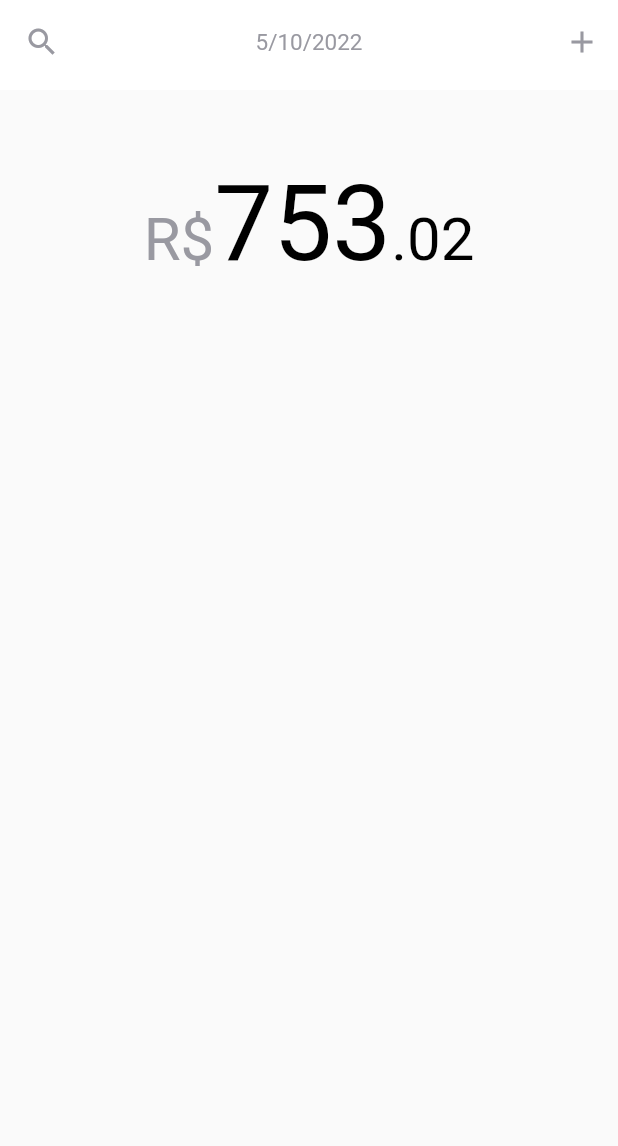
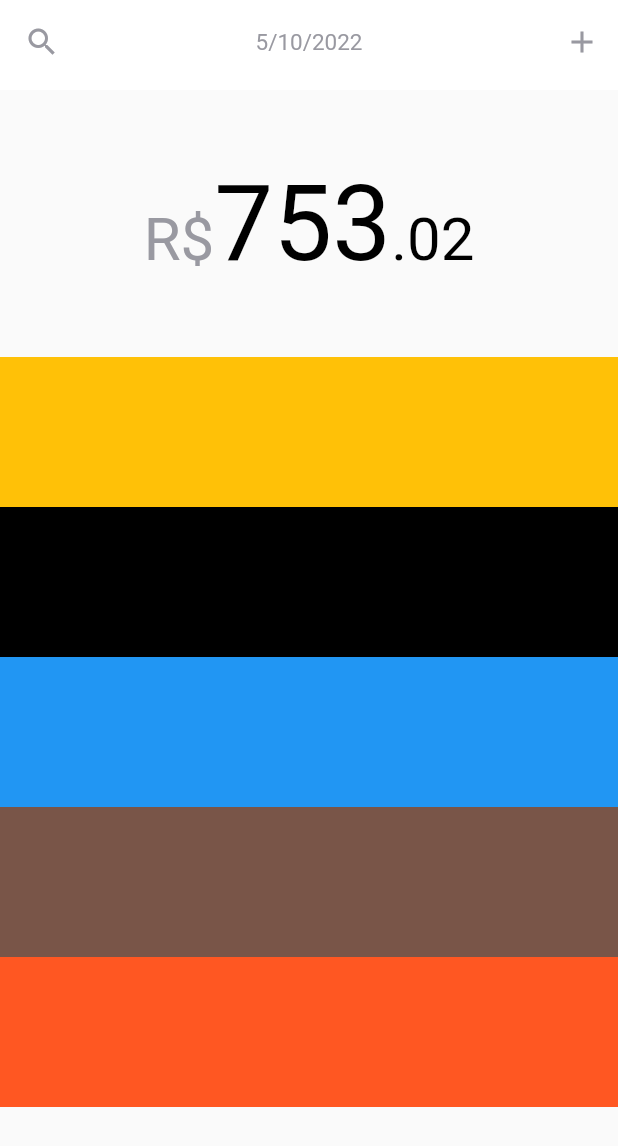
Before and after one commit to lutzzdias/Shacker, a Flutter app: the screen it shows after launch, on a phone screen of 412 x 824 dp. Shown: the top 1146 px of the screen. Run offline on Flutter 3.47's test engine with Material 2 defaults, Android fonts, the phone set to English and light mode, and no system bars; our stand-ins replace google_fonts.

Commit message:
Create example listview for operations later

```diff
--- a/lib/src/presentation/home_screen.dart
+++ b/lib/src/presentation/home_screen.dart
@@ -23,7 +23,8 @@ class HomeScreen extends StatelessWidget {
             onPressed: () => null,
           ),
         ),
-        body: Column(
+        body: SingleChildScrollView(
+          child: Column(
             crossAxisAlignment: CrossAxisAlignment.center,
             mainAxisAlignment: MainAxisAlignment.start,
             children: [
@@ -32,8 +33,39 @@ class HomeScreen extends StatelessWidget {
                 balance: 753.02,
               ),
               gapH48,
-            Expanded(child: ListView())
+              ListView(
+                physics: const NeverScrollableScrollPhysics(),
+                shrinkWrap: true,
+                children: [
+                  Container(
+                    color: Colors.amber,
+                    width: double.infinity,
+                    height: 100,
+                  ),
+                  Container(
+                    color: Colors.black,
+                    width: double.infinity,
+                    height: 100,
+                  ),
+                  Container(
+                    color: Colors.blue,
+                    width: double.infinity,
+                    height: 100,
+                  ),
+                  Container(
+                    color: Colors.brown,
+                    width: double.infinity,
+                    height: 100,
+                  ),
+                  Container(
+                    color: Colors.deepOrange,
+                    width: double.infinity,
+                    height: 100,
+                  ),
                 ],
+              )
+            ],
+          ),
         ),
       ),
     );
```
Lines whose indentation alone changed are shown as unchanged.
